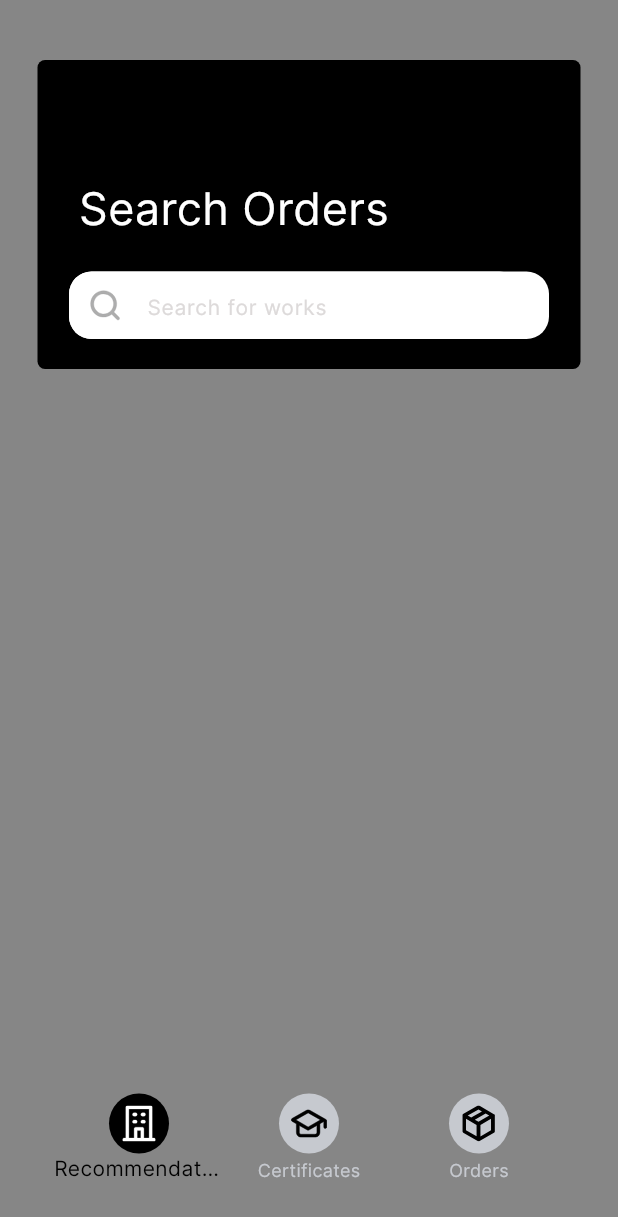
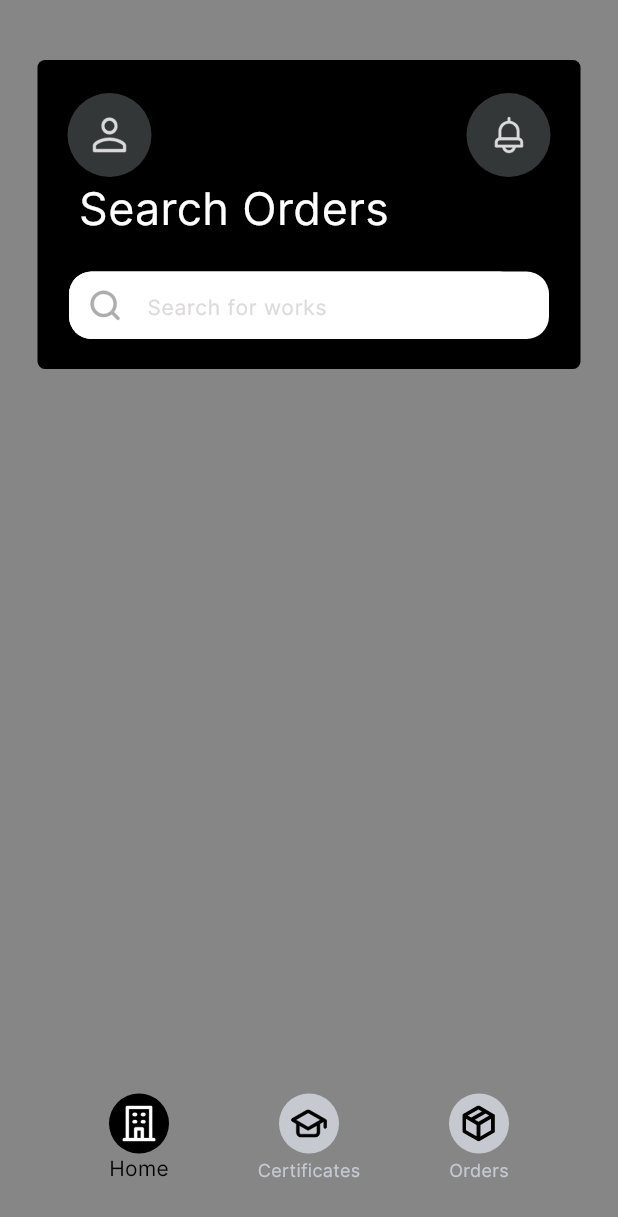
Before and after one commit to RujakBuah/PT_BEST_FE, a Flutter app: the screen it shows after launch, on a phone screen of 412 x 824 dp. Shown: the top 1217 px of the screen. Run offline on Flutter 3.47's test engine with Material 3 defaults, Android fonts, the phone set to English and light mode, and no system bars; our stand-ins replace flutter_svg.

Commit message:
frontend-14-may

```diff
--- a/lib/pages/home.dart
+++ b/lib/pages/home.dart
@@ -46,6 +46,42 @@ class _HistoryState extends State<History> {
           mainAxisAlignment: MainAxisAlignment.end,
           crossAxisAlignment: CrossAxisAlignment.center,
           children: [
+            Row(
+              mainAxisAlignment: MainAxisAlignment.spaceBetween,
+              crossAxisAlignment: CrossAxisAlignment.end,
+              children: [
+                Container(
+                  width: 56,
+                  height: 56,
+                  decoration: BoxDecoration(
+                    shape: BoxShape.circle,
+                    color: Color(0xff343738),
+                  ),
+                  child: Center(
+                    child: SvgPicture.asset(
+                      'assets/icons/profile.svg',
+                      width: 25,
+                      height: 25,
+                    ),
+                  ),
+                ),
+                Container(
+                  width: 56,
+                  height: 56,
+                  decoration: BoxDecoration(
+                    shape: BoxShape.circle,
+                    color: Color(0xff343738),
+                  ),
+                  child: Center(
+                    child: SvgPicture.asset(
+                      'assets/icons/notifications.svg',
+                      width: 25,
+                      height: 25,
+                    ),
+                  ),
+                ),
+              ]
+            ),
             Padding(
               padding: const EdgeInsets.only(right: 100),
               child: Text(
@@ -136,7 +172,7 @@ class _HistoryState extends State<History> {
                 ),
               ),
             ),
-            label: 'Recommendation',
+            label: 'Home',
           ),
           BottomNavigationBarItem(
             icon: Container(
```
Also changed, not shown: assets/icons/notifications.svg (added).
